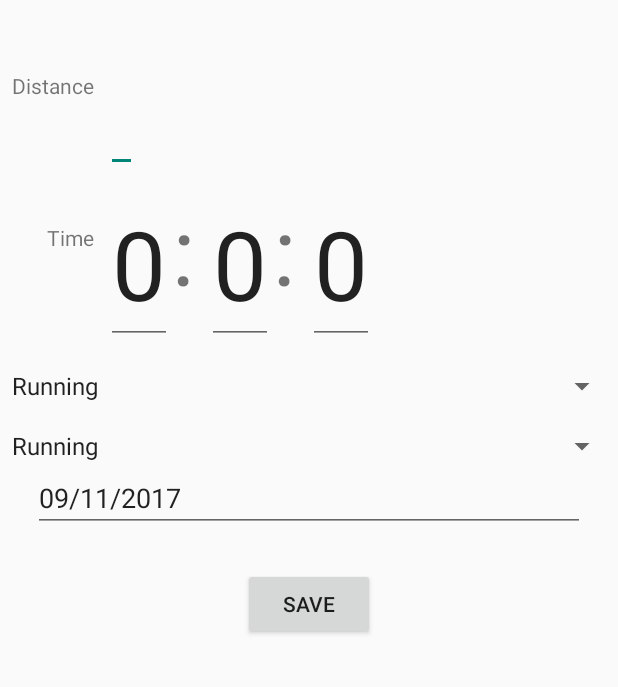
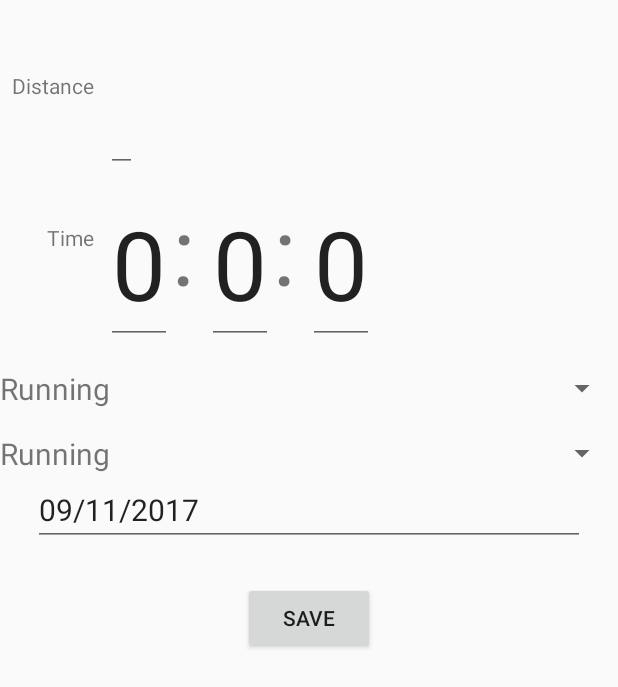
Before and after one commit to tkettu/rokego_android, an Android app: the SaveData screen opened directly, with no data from a screen before it, on a phone screen of 412 x 824 dp. Shown: the top 687 px of the screen. Run offline under Robolectric (Android 15) with nearby library versions, the phone set to English and light mode, and no system bars; 4 statements that could not run were skipped.

```diff
--- a/app/src/main/java/com/teroki/rokego_android/ForeGroundService.java
+++ b/app/src/main/java/com/teroki/rokego_android/ForeGroundService.java
@@ -7,9 +7,10 @@ import android.content.Intent;
 import android.graphics.Bitmap;
 import android.graphics.BitmapFactory;
 import android.os.IBinder;
-import android.support.annotation.Nullable;
 import android.support.v4.app.NotificationCompat;
 import android.util.Log;
+
+import com.teroki.interfaces.Constants;
 
 public class ForeGroundService extends Service {
     public ForeGroundService() {
--- a/app/src/main/java/com/teroki/rokego_android/GpsTracker.java
+++ b/app/src/main/java/com/teroki/rokego_android/GpsTracker.java
@@ -5,7 +5,6 @@ import android.app.Service;
 import android.content.Context;
 import android.content.DialogInterface;
 import android.content.Intent;
-import android.location.Criteria;
 import android.location.Location;
 import android.location.LocationListener;
 import android.location.LocationManager;
@@ -13,10 +12,9 @@ import android.os.Bundle;
 import android.os.IBinder;
 import android.provider.Settings;
 import android.util.Log;
-import android.view.View;
 import android.widget.TextView;
 
-import java.security.Provider;
+import com.teroki.interfaces.Constants;
 
 public class GpsTracker extends Service implements LocationListener{
 
--- a/app/src/main/java/com/teroki/rokego_android/MainActivity.java
+++ b/app/src/main/java/com/teroki/rokego_android/MainActivity.java
@@ -22,8 +22,8 @@ import android.view.WindowManager;
 import android.widget.Button;
 import android.widget.LinearLayout;
 import android.widget.TextView;
-import android.widget.Toast;
 
+import com.teroki.interfaces.Constants;
 import com.teroki.rokego_helpers.NumericChecker;
 import com.teroki.rokego_helpers.PausableChronometer;
 
--- a/app/src/main/java/com/teroki/rokego_android/SaveData.java
+++ b/app/src/main/java/com/teroki/rokego_android/SaveData.java
@@ -13,21 +13,19 @@ import android.widget.DatePicker;
 import android.widget.EditText;
 import android.widget.Spinner;
 
+import com.teroki.interfaces.Constants;
 import com.teroki.rokego_db.DBHelper;
+import com.teroki.rokego_helpers.AssetLoader;
 import com.teroki.rokego_helpers.DateHelper;
+import com.teroki.rokego_helpers.JSONHelper;
 import com.teroki.rokego_objects.Exercise;
-
-import org.json.JSONException;
-import org.json.JSONObject;
 
 import java.io.IOException;
 import java.io.InputStream;
 import java.text.SimpleDateFormat;
 import java.util.ArrayList;
 import java.util.Calendar;
-import java.util.Date;
 import java.util.Iterator;
-import java.util.List;
 import java.util.Locale;
 
 public class SaveData extends AppCompatActivity implements AdapterView.OnItemSelectedListener {
@@ -40,16 +38,12 @@ public class SaveData extends AppCompatActivity implements AdapterView.OnItemSel
     int[] timeList;
     int hours, minutes, seconds;
     String name = ""; // name of sport
+    String type = ""; // Type of sport (sub name)
     long date;
     Spinner sports, sportsType;
     private String LOG_TAG = "SaveData";
 
-    JSONObject jsonObject = null;
-
     Calendar mCalendar = Calendar.getInstance();
-
-
-
 
     @Override
     protected void onCreate(Bundle savedInstanceState) {
@@ -77,14 +71,15 @@ public class SaveData extends AppCompatActivity implements AdapterView.OnItemSel
         eDist = (EditText) findViewById(R.id.distance_edit);
         eDist.setText(distance);
 
-        ArrayList sportlist = getSportList("sports.json");
+        ArrayList sportList = JSONHelper.getKeyList(loadSportJson());
 
         sports = (Spinner) findViewById(R.id.sports_spinner);
         sportsType = (Spinner) findViewById(R.id.sports_type_spinner);
 
+        /*ArrayAdapter<String> sports_adapter = new ArrayAdapter<String>(this,
+                android.R.layout.simple_spinner_item, sportlist);*/
         ArrayAdapter<String> sports_adapter = new ArrayAdapter<String>(this,
-                android.R.layout.simple_spinner_item, sportlist);
-
+                R.layout.spinner_item, sportList);
         sports.setAdapter(sports_adapter);
         sports.setSelection(0);
         //sports.setOnItemClickListener(changeSports());
@@ -110,7 +105,14 @@ public class SaveData extends AppCompatActivity implements AdapterView.OnItemSel
             }
         };
         dateText.setText(DateHelper.getDate(System.currentTimeMillis()));
-
+        dateText.setOnFocusChangeListener(new View.OnFocusChangeListener() {
+            @Override
+            public void onFocusChange(View view, boolean b) {
+                if (b)
+                    new DatePickerDialog(SaveData.this, dateP, mCalendar.get(Calendar.YEAR),
+                            mCalendar.get(Calendar.MONTH), mCalendar.get(Calendar.DAY_OF_MONTH)).show();
+            }
+        });
         dateText.setOnClickListener(new View.OnClickListener() {
             @Override
             public void onClick(View view) {
@@ -132,8 +134,6 @@ public class SaveData extends AppCompatActivity implements AdapterView.OnItemSel
         Log.d("Adding: ", String.valueOf(time) + " AND " + String.valueOf(distance));
         DBHelper db = new DBHelper(this);
         //Todo time = getEditetext ja Distance sama, then check if empty/null
-        // Todo date
-        //https://stackoverflow.com/questions/14933330/datepicker-how-to-popup-datepicker-when-click-on-edittext
 
         if (name != ""){
 
@@ -157,7 +157,7 @@ public class SaveData extends AppCompatActivity implements AdapterView.OnItemSel
         String sDate = dateText.getText().toString();
         date = DateHelper.dateToMillis(sDate);
 
-        Exercise exercise = new Exercise(name, sDistance, sTime, date);
+        Exercise exercise = new Exercise(name,type, sDistance, sTime, date);
         db.addExercise(exercise);
 
         Intent intent = new Intent(SaveData.this, Exercises.class);
@@ -165,91 +165,18 @@ public class SaveData extends AppCompatActivity implements AdapterView.OnItemSel
 
     }
 
-    // Todo load sports types to sport_type spinner by main sport
-    private ArrayList<String> getSportList(String filename){
-        String jo = loadSports("sports.json");
-
-
-        try {
-            jsonObject = new JSONObject(jo);
-        }catch (JSONException je){
-            Log.e(LOG_TAG, "Json error", je.getCause());
-        }
-
-        Iterator<?> keys = jsonObject.keys();
-        ArrayList<String> mainSports = new ArrayList<>();
-        try{
-            while (keys.hasNext()){
-                String key = (String)keys.next();
-                Log.d(LOG_TAG, key );
-                mainSports.add(key);
-                Log.d(LOG_TAG, jsonObject.getString(key));
-                if (jsonObject.get(key) instanceof  JSONObject){
-
-                }
-
-            }
-        } catch (JSONException e) {
-            e.printStackTrace();
-        }
-
-        return mainSports;
-    }
-
-    // Load sports.json from assets
-    private String loadSports(String filename){
-        String contents = "";
-        try {
-            InputStream stream = getAssets().open(filename);
-
-            int size = stream.available();
-            byte[] buffer = new byte[size];
-            stream.read(buffer);
-            stream.close();
-            contents = new String(buffer);
-
-
-        }catch (IOException e){
-            Log.e(LOG_TAG, "Couldnt find " + filename, e.getCause());
-        }
-        return contents;
-    }
-
-    private ArrayList<String> getSportsType(String name){
-        String jo = loadSports("sports.json");
-        ArrayList<String> sportsTypes = new ArrayList<>();
-        try{
-            JSONObject jsonObject = new JSONObject(jo);
-
-             sportsTypes = new ArrayList<>();
-            String s = jsonObject.getString(name);
-            String[] types = s.split(",");
-            for (String si : types){
-                String sir = si.replace("[","").replace("]","").replace("\"","");
-                sportsTypes.add(sir);
-            }
-            sportsTypes.add(0, name);
-            //sportsTypes = (ArrayList<String>) jsonObject.getString(name).split(",");
-
-        }catch (JSONException je){
-            je.printStackTrace();
-        }
-
-
-        return sportsTypes;
-
-    }
 
     @Override
     public void onItemSelected(AdapterView<?> adapterView, View view, int i, long l) {
         String sName = adapterView.getItemAtPosition(i).toString();
         this.name = sName;
-        try {
-            Log.d(LOG_TAG, jsonObject.getString(sName));
-            ArrayList<String> st = getSportsType(sName);
 
+        ArrayList<String> st = JSONHelper.getValueList(loadSportJson(), sName);
+
+        /*ArrayAdapter<String> stype_adapter = new ArrayAdapter<String>(this,
+                android.R.layout.simple_spinner_item, st);*/
         ArrayAdapter<String> stype_adapter = new ArrayAdapter<String>(this,
-                    android.R.layout.simple_spinner_item, st);
+                R.layout.spinner_item, st);
         sportsType.setAdapter(stype_adapter);
         sportsType.setOnItemSelectedListener(new AdapterView.OnItemSelectedListener()
             {
@@ -258,7 +185,8 @@ public class SaveData extends AppCompatActivity implements AdapterView.OnItemSel
                 String mName = adapterView.getItemAtPosition(i).toString();
                 if (mName != ""){
                     Log.d(LOG_TAG, "Name is " + mName);
-                        name = mName;
+                    /*name = mName;*/
+                    type = mName;
                 }
             }
 
@@ -268,10 +196,16 @@ public class SaveData extends AppCompatActivity implements AdapterView.OnItemSel
             }
         });
 
-        } catch (JSONException e) {
-            e.printStackTrace();
     }
 
+    private String loadSportJson(){
+        try {
+            InputStream stream = getAssets().open(Constants.ASSET_FILES.SPORTS_FILE);
+            return AssetLoader.loadSports(stream);
+        } catch (IOException e) {
+            Log.e(LOG_TAG, String.format("Couldn't open file {s}", Constants.ASSET_FILES.SPORTS_FILE));
+            return "NO FILE";
+        }
     }
 
     @Override
--- /dev/null
+++ b/app/src/main/java/com/teroki/rokego_helpers/AssetLoader.java
@@ -0,0 +1,31 @@
+package com.teroki.rokego_helpers;
+
+import android.util.Log;
+
+import java.io.IOException;
+import java.io.InputStream;
+
+/**
+ * Created by Tero on 9.11.2017.
+ */
+
+public class AssetLoader {
+
+    private static final String LOG_TAG =  "AssetLoader";
+
+    public static String loadSports(InputStream stream){
+        String contents = "";
+
+        try {
+            int size = stream.available();
+            byte[] buffer = new byte[size];
+            stream.read(buffer);
+            stream.close();
+            contents = new String(buffer);
+        } catch (IOException e) {
+            Log.e(LOG_TAG, "Couldnt find " + stream.toString(), e.getCause());
+        }
+        return contents;
+
+    }
+}
--- a/app/src/main/java/com/teroki/rokego_helpers/DateHelper.java
+++ b/app/src/main/java/com/teroki/rokego_helpers/DateHelper.java
@@ -1,6 +1,6 @@
 package com.teroki.rokego_helpers;
 
-import com.teroki.rokego_android.Constants;
+import com.teroki.interfaces.Constants;
 
 import java.text.ParseException;
 import java.text.SimpleDateFormat;
@@ -19,7 +19,7 @@ public class DateHelper {
 
     /**
      * Format date as milliseconds to default dateformat
-     * @param milliseconds
+     * @param milliseconds Date as milliseconds
      * @return date as default format
      */
     public static String getDate(long milliseconds){
@@ -28,9 +28,9 @@ public class DateHelper {
 
     /**
      * Format date as user format
-     * @param milliseconds
-     * @param dateFormat
-     * @return
+     * @param milliseconds Date as milliseconds
+     * @param dateFormat Format of date (ex. 'dd/MM/yyyy')
+     * @return Formatted date
      */
     public static String getDate(long milliseconds, String dateFormat){
         SimpleDateFormat formatter = new SimpleDateFormat(dateFormat);
@@ -52,7 +52,7 @@ public class DateHelper {
 
     public static long dateToMillis(String date, String dateFormat){
         SimpleDateFormat sdf = new SimpleDateFormat(dateFormat);
-        Date d = null;
+        Date d;
         try {
             d = sdf.parse(date);
             return d.getTime();
@@ -86,7 +86,7 @@ public class DateHelper {
      */
     public static int[] timeToArray(String time){
         String[] timeA = time.split(":");
-        int[] timeR = {0, 00, 00};
+        int[] timeR = {0, 0, 0};
         //timeR[0] = (timeA.length == 3 ? Integer.parseInt(timeA[0]): 0);
         if (timeA.length == 3){
             timeR[0] = Integer.parseInt(timeA[0]);
--- /dev/null
+++ b/app/src/main/java/com/teroki/rokego_helpers/JSONHelper.java
@@ -0,0 +1,87 @@
+package com.teroki.rokego_helpers;
+
+import android.util.Log;
+
+import org.json.JSONException;
+import org.json.JSONObject;
+
+import java.util.ArrayList;
+import java.util.Iterator;
+
+/**
+ * Created by Tero on 9.11.2017.
+ */
+
+public class JSONHelper {
+
+    private static String LOG_TAG = "JSONHelper";
+    private static JSONObject jsonObject = null;
+
+    /**
+     * Get keys (sportlist) from JSON file json
+     * @param json JSON file as String
+     * @return keys from json (main Sports)
+     */
+
+    public static ArrayList<String> getKeyList(String json){
+        try {
+            jsonObject = new JSONObject(json);
+        }catch (JSONException je){
+            Log.e(LOG_TAG, "Json error", je.getCause());
+        }
+
+        Iterator<?> keys = jsonObject.keys();
+        ArrayList<String> keyList = new ArrayList<>();
+        try{
+            while (keys.hasNext()){
+                String key = (String)keys.next();
+                Log.d(LOG_TAG, key );
+                keyList.add(key);
+                Log.d(LOG_TAG, jsonObject.getString(key));
+                /*if (jsonObject.get(key) instanceof  JSONObject){
+                //Why this is here???
+                }*/
+            }
+        } catch (JSONException e) {
+            e.printStackTrace();
+        }
+        return keyList;
+    }
+
+    /**
+     * Return values of Json by key name
+     * <p>
+     *     Json type {
+     *               key1: ["",value11, value12,...],
+     *               key2: ["",value21, value22,...],
+     *               ...
+     *               }
+     * </p>
+     * @param json JSON file as String
+     * @param name Key name
+     * @return Values corresponding to key
+     */
+    public static ArrayList<String> getValueList(String json, String name){
+
+        ArrayList<String> valueList = new ArrayList<>();
+        try{
+            JSONObject jsonObject = new JSONObject(json);
+
+            valueList = new ArrayList<>();
+            String s = jsonObject.getString(name);
+            String[] types = s.split(",");
+            for (String si : types){
+                String sir = si.replace("[","").replace("]","").replace("\"","");
+                valueList.add(sir);
+            }
+            valueList.add(0, name);
+            //sportsTypes = (ArrayList<String>) jsonObject.getString(name).split(",");
+
+        }catch (JSONException je){
+            je.printStackTrace();
+        }
+
+        return valueList;
+    }
+
+}
--- a/app/src/main/res/layout/activity_save_data.xml
+++ b/app/src/main/res/layout/activity_save_data.xml
@@ -1,5 +1,8 @@
 <?xml version="1.0" encoding="utf-8"?>
 <android.support.constraint.ConstraintLayout xmlns:android="http://schemas.android.com/apk/res/android"
+    android:id="@+id/save_data_mainLayout"
+    android:descendantFocusability="beforeDescendants"
+    android:focusableInTouchMode="true"
     xmlns:app="http://schemas.android.com/apk/res-auto"
     xmlns:tools="http://schemas.android.com/tools"
     android:layout_width="match_parent"
@@ -22,6 +25,8 @@
         android:layout_width="wrap_content"
         android:layout_height="wrap_content"
         android:inputType="numberDecimal"
+        android:selectAllOnFocus="true"
+        android:nextFocusForward="@+id/time_edit_hour"
         android:text= "00,00"
         app:layout_constraintTop_toTopOf="parent"
         android:layout_marginTop="8dp"
@@ -48,8 +53,9 @@
         android:layout_marginLeft="8dp"
         android:layout_marginStart="8dp"
         android:inputType="number"
+        android:selectAllOnFocus="true"
         android:text="0"
-        android:textSize="64dp"
+        android:textSize="64sp"
         app:layout_constraintLeft_toRightOf="@+id/time_send"
         android:layout_marginTop="8dp"
         app:layout_constraintTop_toBottomOf="@+id/distance_edit" />
@@ -69,6 +75,7 @@
         android:layout_marginLeft="8dp"
         android:layout_marginStart="8dp"
         android:inputType="number"
+        android:selectAllOnFocus="true"
         android:text="00"
         android:textSize="@android:dimen/notification_large_icon_height"
         app:layout_constraintLeft_toRightOf="@+id/time_edit_space1"
@@ -90,6 +97,7 @@
         android:layout_marginLeft="8dp"
         android:layout_marginStart="8dp"
         android:inputType="number"
+        android:selectAllOnFocus="true"
         android:text="00"
         android:textSize="@android:dimen/notification_large_icon_height"
         app:layout_constraintLeft_toRightOf="@+id/time_edit_space2"
@@ -116,7 +124,7 @@
         android:layout_marginTop="16dp"
         app:layout_constraintTop_toBottomOf="@+id/time_edit_hour"
         app:layout_constraintHorizontal_bias="0.0"
-        android:scrollbarSize="12dp"/>
+        android:scrollbarSize="16dp" />
 
     <Spinner
         android:id="@+id/sports_type_spinner"
@@ -126,13 +134,15 @@
         app:layout_constraintRight_toRightOf="parent"
         android:layout_marginTop="16dp"
         app:layout_constraintTop_toBottomOf="@+id/sports_spinner"
-        app:layout_constraintHorizontal_bias="0.0" />
+        app:layout_constraintHorizontal_bias="0.0"
+        android:scrollbarSize="16dp"/>
 
     <EditText
         android:id="@+id/sports_date"
         android:layout_height="wrap_content"
         android:layout_width="368dp"
         android:clickable="true"
+        android:textSize="20sp"
         app:layout_constraintTop_toBottomOf="@+id/sports_type_spinner"
         app:layout_constraintLeft_toLeftOf="parent"
         app:layout_constraintRight_toRightOf="parent"
--- /dev/null
+++ b/app/src/main/res/layout/spinner_item.xml
@@ -0,0 +1,7 @@
+<?xml version="1.0" encoding="utf-8"?>
+<TextView xmlns:android="http://schemas.android.com/apk/res/android"
+    android:layout_width="match_parent"
+    android:layout_height="wrap_content"
+    android:textSize="20sp">
+
+</TextView>
--- a/app/src/main/res/values/strings.xml
+++ b/app/src/main/res/values/strings.xml
@@ -14,7 +14,6 @@
     <!-- Labels-->
     <string name="label_time">Time</string>
     <string name="label_distance">Distance</string>
-
 
 
     <!-- Toolbar-->
```
Also changed, not shown: app/src/main/AndroidManifest.xml (+4 -3 lines), app/src/main/java/com/teroki/interfaces/Constants.java (added, +42 -0 lines), app/src/main/java/com/teroki/rokego_android/Constants.java (deleted, +0 -38 lines), app/src/main/java/com/teroki/rokego_android/Exercises.java (+8 -7 lines), app/src/main/java/com/teroki/rokego_android/Tracker.java (+1 -8 lines), app/src/main/java/com/teroki/rokego_db/DBHelper.java (+23 -8 lines), app/src/main/java/com/teroki/rokego_helpers/StringHandler.java (+8 -8 lines), app/src/main/java/com/teroki/rokego_objects/Exercise.java (+33 -5 lines). Lines whose indentation alone changed are shown as unchanged.
